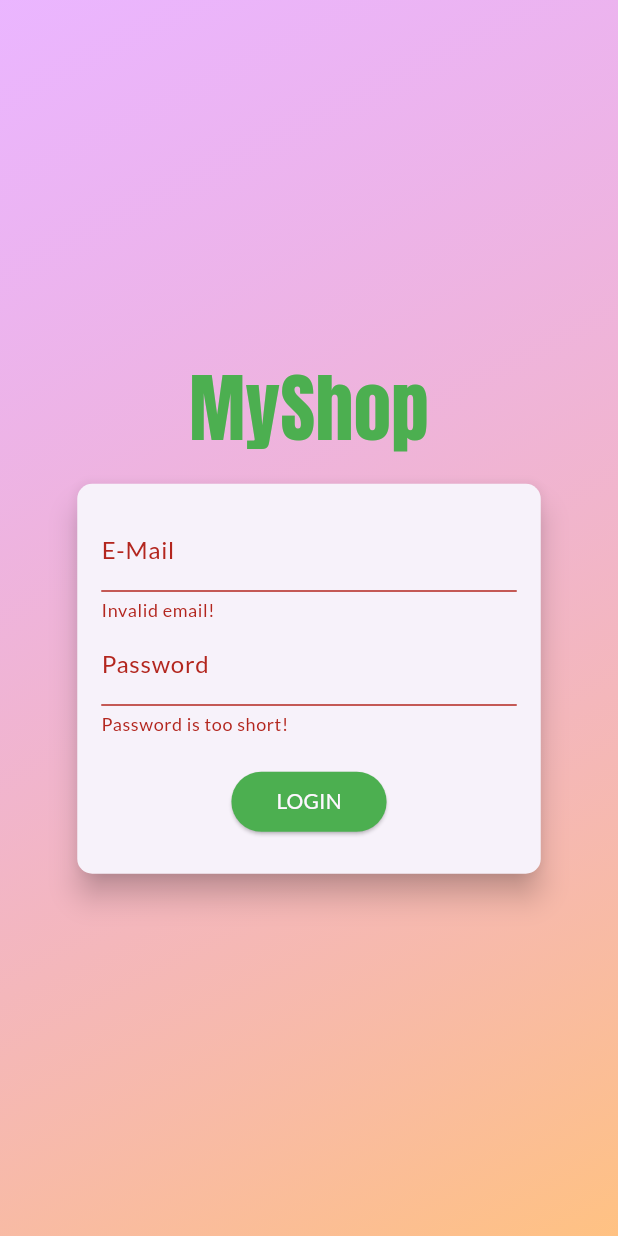
After one commit to Mahesh-Chaulagain/Shop-app, a Flutter app: the screen it shows after launch, after a tap on "LOGIN", on a phone screen of 412 x 824 dp. The commit adds this screen. Run offline on Flutter 3.47's test engine with Material 3 defaults, Android fonts, the phone set to English and light mode, and no system bars; our stand-ins replace shared_preferences; network calls fail.

Commit message:
add user authentication

```diff
--- a/lib/main.dart
+++ b/lib/main.dart
@@ -1,15 +1,18 @@
 import "package:flutter/material.dart";
 import "package:provider/provider.dart";
+import "../screens/splash-screen.dart";
 import "./screens/edit_product_screen.dart";
 
 import "./screens/product_detail_screen.dart";
 import "./screens/products_overview_screen.dart";
 import "./screens/cart_screen.dart";
 import "./screens/orders_screen.dart";
+import "./screens/auth_screen.dart";
 import "./providers/products.dart";
 import "./providers/cart.dart";
 import "./providers/orders.dart";
 import "./screens/user_products_screen.dart";
+import './providers/auth.dart';
 
 void main() {
   runApp(const MyApp());
@@ -22,20 +25,42 @@ class MyApp extends StatelessWidget {
   Widget build(BuildContext context) {
     return MultiProvider(
       providers: [
-        ChangeNotifierProvider(
-          create: (ctx) => Products(),
+        ChangeNotifierProvider(create: (ctx) => Auth()),
+        ChangeNotifierProxyProvider<Auth, Products>(
+          create: (ctx) => Products('', '', []),
+          update: (ctx, auth, previousProducts) => Products(
+              auth.token ?? '',
+              auth.userId ?? '',
+              previousProducts == null ? [] : previousProducts.items),
         ),
         ChangeNotifierProvider(create: (ctx) => Cart()),
-        ChangeNotifierProvider(create: (ctx) => Orders()),
+        ChangeNotifierProxyProvider<Auth, Orders>(
+          create: (ctx) => Orders('', '', []),
+          update: (ctx, auth, previousOrders) => Orders(
+            auth.token ?? '',
+            auth.userId ?? '',
+            previousOrders == null ? [] : previousOrders.orders,
+          ),
+        ),
       ],
-      child: MaterialApp(
+      child: Consumer<Auth>(
+        builder: (ctx, auth, _) => MaterialApp(
           title: 'MyShop',
           theme: ThemeData(
             primaryColor: Colors.green,
             primarySwatch: Colors.orange,
             fontFamily: 'Lato',
           ),
-        home: const ProductsOverviewScreen(),
+          home: auth.isAuth
+              ? const ProductsOverviewScreen()
+              : FutureBuilder(
+                  future: auth.tryAutoLogin(),
+                  builder: (ctx, authResultSnapshot) =>
+                      authResultSnapshot.connectionState ==
+                              ConnectionState.waiting
+                          ? SplashScreen()
+                          : const AuthScreen(),
+                ),
           routes: {
             ProductDetailScreen.routeName: (ctx) => const ProductDetailScreen(),
             CartScreen.routeName: (ctx) => const CartScreen(),
@@ -44,6 +69,7 @@ class MyApp extends StatelessWidget {
             EditProductScreen.routeName: (ctx) => const EditProductScreen(),
           },
         ),
+      ),
     );
   }
 }
--- /dev/null
+++ b/lib/providers/auth.dart
@@ -0,0 +1,124 @@
+import 'package:flutter/material.dart';
+import "package:http/http.dart" as http;
+import "dart:convert";
+import "dart:async";
+import '../models/http_exception.dart';
+import 'package:shared_preferences/shared_preferences.dart';
+
+class Auth with ChangeNotifier {
+  String? _token;
+  DateTime? _expiryDate;
+  String? _userId;
+  Timer? _authTimer;
+
+  bool get isAuth {
+    return token != null;
+  }
+
+  String? get token {
+    if (_expiryDate != null &&
+        _expiryDate!.isAfter(DateTime.now()) &&
+        _token != null) {
+      return _token;
+    }
+    return null;
+  }
+
+  String? get userId {
+    return _userId;
+  }
+
+  Future<void> _authenticate(String email, String password, urlSegment) async {
+    final url = Uri.https(
+      'identitytoolkit.googleapis.com',
+      '/v1/accounts:$urlSegment',
+      {'key': 'AIzaSyDh8AnsRFj0CDAc3ZI50xCdu-UNqtGygS4'},
+    );
+    try {
+      final response = await http.post(url,
+          body: json.encode({
+            'email': email,
+            'password': password,
+            'returnSecureToken': true,
+          }));
+      final responseData = json.decode(response.body);
+      if (responseData['error'] != null) {
+        throw HttpException(responseData['error']['message']);
+      }
+      _token = responseData['idToken'];
+      _userId = responseData['localId'];
+      _expiryDate = DateTime.now().add(
+        Duration(
+          seconds: int.parse(responseData['expiresIn']),
+        ),
+      );
+      _autoLogout();
+      notifyListeners();
+      final prefs = await SharedPreferences.getInstance();
+      // convert data to string
+      final userData = json.encode({
+        'token': _token,
+        'userId': _userId,
+        'expiryDate': _expiryDate?.toIso8601String(),
+      });
+      // write data
+      prefs.setString('userData', userData);
+    } catch (error) {
+      rethrow;
+    }
+  }
+
+  Future<void> signup(String email, String password) async {
+    return _authenticate(email, password, 'signUp');
+  }
+
+  Future<void> login(String email, String password) async {
+    return _authenticate(email, password, 'signInWithPassword');
+  }
+
+  Future<bool> tryAutoLogin() async {
+    final prefs = await SharedPreferences.getInstance();
+    if (!prefs.containsKey('userData')) {
+      return false;
+    }
+    final userDataString = prefs.getString("userData");
+    if (userDataString == null) {
+      return false;
+    }
+    final extractedUserData =
+        json.decode(prefs.getString(userDataString)!) as Map<String, dynamic>;
+    final expiryDate = DateTime.parse(extractedUserData['expiryDate']);
+
+    if (expiryDate.isBefore(DateTime.now())) {
+      return false;
+    }
+    _token = extractedUserData['token'];
+    _userId = extractedUserData['userId'];
+    _expiryDate = expiryDate;
+    notifyListeners();
+    _autoLogout();
+    return true;
+  }
+
+  Future<void> logout() async {
+    _token = null;
+    _userId = null;
+    _expiryDate = null;
+    if (_authTimer != null) {
+      _authTimer?.cancel();
+      _authTimer = null;
+    }
+    notifyListeners();
+    final prefs = await SharedPreferences.getInstance();
+    // prefs.remove('userData');
+    prefs.clear();
+  }
+
+  void _autoLogout() {
+    if (_authTimer != null) {
+      _authTimer?.cancel();
+    }
+    final timeToExpiry = _expiryDate!.difference(DateTime.now()).inSeconds;
+    Timer(Duration(seconds: timeToExpiry), logout);
+  }
+}
--- a/lib/providers/orders.dart
+++ b/lib/providers/orders.dart
@@ -19,6 +19,10 @@ class OrderItem {
 
 class Orders with ChangeNotifier {
   List<OrderItem> _orders = [];
+  final String authToken;
+  final String userId;
+
+  Orders(this.authToken, this.userId, this._orders);
 
   List<OrderItem> get orders {
     return [..._orders];
@@ -26,8 +30,10 @@ class Orders with ChangeNotifier {
 
   Future<void> fetchAndSetOrders() async {
     final url = Uri.parse(
-        'https://shop-app-28a36-default-rtdb.firebaseio.com/orders.json');
+        'https://shop-app-28a36-default-rtdb.firebaseio.com/orders/$userId.json?auth=$authToken');
     final response = await http.get(url);
+    print('Response status: ${response.statusCode}');
+    print('Response body: ${response.body}');
     final List<OrderItem> loadedOrders = [];
     final extractedData = json.decode(response.body) as Map<String, dynamic>;
     if (extractedData.isEmpty) {
@@ -51,8 +57,8 @@ class Orders with ChangeNotifier {
   }
 
   Future<void> addOrder(List<CartItem> cartProducts, double total) async {
-    var url =
-        Uri.https('shop-app-28a36-default-rtdb.firebaseio.com', '/orders.json');
+    var url = Uri.https('shop-app-28a36-default-rtdb.firebaseio.com',
+        '/orders/$userId.json', {'auth': authToken});
     final timestamp = DateTime.now();
     final response = await http.post(url,
         body: json.encode({
--- /dev/null
+++ b/lib/screens/auth_screen.dart
@@ -0,0 +1,277 @@
+import 'package:flutter/material.dart';
+import 'package:provider/provider.dart';
+import '../providers/auth.dart';
+import '../models/http_exception.dart';
+
+enum AuthMode { Signup, Login }
+
+class AuthScreen extends StatelessWidget {
+  static const routeName = '/auth';
+
+  const AuthScreen({super.key});
+
+  @override
+  Widget build(BuildContext context) {
+    final deviceSize = MediaQuery.of(context).size;
+    return Scaffold(
+      // resizeToAvoidBottomInset: false,
+      body: Stack(
+        children: <Widget>[
+          Container(
+            decoration: BoxDecoration(
+              gradient: LinearGradient(
+                colors: [
+                  const Color.fromRGBO(215, 117, 255, 1).withOpacity(0.5),
+                  const Color.fromRGBO(255, 188, 117, 1).withOpacity(0.9),
+                ],
+                begin: Alignment.topLeft,
+                end: Alignment.bottomRight,
+                stops: const [0, 1],
+              ),
+            ),
+          ),
+          SingleChildScrollView(
+            child: SizedBox(
+              height: deviceSize.height,
+              width: deviceSize.width,
+              child: Column(
+                mainAxisAlignment: MainAxisAlignment.center,
+                crossAxisAlignment: CrossAxisAlignment.center,
+                children: <Widget>[
+                  const Flexible(
+                    // child: Container(
+                    //   margin: const EdgeInsets.only(bottom: 20.0),
+                    //   padding: const EdgeInsets.symmetric(
+                    //       vertical: 8.0, horizontal: 94.0),
+                    //   transform: Matrix4.rotationZ(-8 * pi / 180)
+                    //     ..translate(-10.0),
+                    //   decoration: BoxDecoration(
+                    //     borderRadius: BorderRadius.circular(20),
+                    //     color: Colors.deepOrange.shade900,
+                    //     boxShadow: const [
+                    //       BoxShadow(
+                    //         blurRadius: 8,
+                    //         color: Colors.black26,
+                    //         offset: Offset(0, 2),
+                    //       )
+                    //     ],
+                    //   ),
+                    child: Text(
+                      'MyShop',
+                      style: TextStyle(
+                        color: Colors.green,
+                        fontSize: 50,
+                        fontFamily: 'Anton',
+                        fontWeight: FontWeight.normal,
+                      ),
+                    ),
+                  ),
+                  const SizedBox(
+                    height: 10,
+                  ),
+                  Flexible(
+                    flex: deviceSize.width > 600 ? 2 : 1,
+                    child: const AuthCard(),
+                  ),
+                ],
+              ),
+            ),
+          ),
+        ],
+      ),
+    );
+  }
+}
+
+class AuthCard extends StatefulWidget {
+  const AuthCard({
+    super.key,
+  });
+
+  @override
+  _AuthCardState createState() => _AuthCardState();
+}
+
+class _AuthCardState extends State<AuthCard> {
+  final GlobalKey<FormState> _formKey = GlobalKey();
+  AuthMode _authMode = AuthMode.Login;
+  final Map<String, String> _authData = {
+    'email': '',
+    'password': '',
+  };
+  var _isLoading = false;
+  final _passwordController = TextEditingController();
+
+  void _showErrorDialog(String message) {
+    showDialog(
+        context: context,
+        builder: (ctx) => AlertDialog(
+              title: const Text('An error occured'),
+              content: Text(message),
+              actions: <Widget>[
+                TextButton(
+                    onPressed: () {
+                      Navigator.of(ctx).pop();
+                    },
+                    child: const Text('Okay'))
+              ],
+            ));
+  }
+
+  Future<void> _submit() async {
+    if (!_formKey.currentState!.validate()) {
+      // Invalid!
+      return;
+    }
+    _formKey.currentState!.save();
+    setState(() {
+      _isLoading = true;
+    });
+    try {
+      if (_authMode == AuthMode.Login) {
+        // Log user in
+        await Provider.of<Auth>(context, listen: false)
+            .login(_authData['email']!, _authData['password']!);
+      } else {
+        // Sign user up
+        await Provider.of<Auth>(context, listen: false).signup(
+          _authData['email']!,
+          _authData['password']!,
+        );
+      }
+    } on HttpException catch (error) {
+      var errorMessage = 'Authentication failed';
+      if (error.toString().contains('EMAIL_EXISTS')) {
+        errorMessage = 'This email is already in use';
+      } else if (error.toString().contains('INVALID_EMAIL')) {
+        errorMessage = 'This is not a valid email';
+      } else if (error.toString().contains('WEAK_PASSWORD')) {
+        errorMessage = 'This password is too weak';
+      } else if (error.toString().contains('EMAIL_NOT_FOUND')) {
+        errorMessage = 'Could not find a user with that email';
+      } else if (error.toString().contains('INVALID_PASSWORD')) {
+        errorMessage = 'Invalid Password';
+      }
+      _showErrorDialog(errorMessage);
+    } catch (error) {
+      const errorMessage = 'Could not authenticate you.Please try again later';
+      _showErrorDialog(errorMessage);
+    }
+    setState(() {
+      _isLoading = false;
+    });
+  }
+
+  void _switchAuthMode() {
+    if (_authMode == AuthMode.Login) {
+      setState(() {
+        _authMode = AuthMode.Signup;
+      });
+    } else {
+      setState(() {
+        _authMode = AuthMode.Login;
+      });
+    }
+  }
+
+  @override
+  Widget build(BuildContext context) {
+    final deviceSize = MediaQuery.of(context).size;
+    return Card(
+      shape: RoundedRectangleBorder(
+        borderRadius: BorderRadius.circular(10.0),
+      ),
+      elevation: 8.0,
+      child: Container(
+        height: _authMode == AuthMode.Signup ? 320 : 260,
+        constraints:
+            BoxConstraints(minHeight: _authMode == AuthMode.Signup ? 320 : 260),
+        width: deviceSize.width * 0.75,
+        padding: const EdgeInsets.all(16.0),
+        child: Form(
+          key: _formKey,
+          child: SingleChildScrollView(
+            child: Column(
+              children: <Widget>[
+                TextFormField(
+                  decoration: const InputDecoration(labelText: 'E-Mail'),
+                  keyboardType: TextInputType.emailAddress,
+                  validator: (value) {
+                    if (value!.isEmpty || !value.contains('@')) {
+                      return 'Invalid email!';
+                    }
+                    return null;
+                  },
+                  onSaved: (value) {
+                    _authData['email'] = value as String;
+                  },
+                ),
+                TextFormField(
+                  decoration: const InputDecoration(labelText: 'Password'),
+                  obscureText: true,
+                  controller: _passwordController,
+                  validator: (value) {
+                    if (value!.isEmpty || value.length < 5) {
+                      return 'Password is too short!';
+                    }
+                    return null;
+                  },
+                  onSaved: (value) {
+                    _authData['password'] = value as String;
+                  },
+                ),
+                if (_authMode == AuthMode.Signup)
+                  TextFormField(
+                    enabled: _authMode == AuthMode.Signup,
+                    decoration:
+                        const InputDecoration(labelText: 'Confirm Password'),
+                    obscureText: true,
+                    validator: _authMode == AuthMode.Signup
+                        ? (value) {
+                            if (value != _passwordController.text) {
+                              return 'Passwords do not match!';
+                            }
+                            return null;
+                          }
+                        : null,
+                  ),
+                const SizedBox(
+                  height: 20,
+                ),
+                if (_isLoading)
+                  const CircularProgressIndicator()
+                else
+                  ElevatedButton(
+                    onPressed: _submit,
+                    style: ElevatedButton.styleFrom(
+                      shape: RoundedRectangleBorder(
+                        borderRadius: BorderRadius.circular(30),
+                      ),
+                      padding: const EdgeInsets.symmetric(
+                          horizontal: 30.0, vertical: 8.0),
+                      backgroundColor: Theme.of(context).primaryColor,
+                      foregroundColor:
+                          Theme.of(context).primaryTextTheme.labelLarge!.color,
+                    ),
+                    child:
+                        Text(_authMode == AuthMode.Login ? 'LOGIN' : 'SIGN UP'),
+                  ),
+                TextButton(
+                  onPressed: _switchAuthMode,
+                  style: TextButton.styleFrom(
+                    padding: const EdgeInsets.symmetric(
+                        horizontal: 30.0, vertical: 4),
+                    tapTargetSize: MaterialTapTargetSize.shrinkWrap,
+                    foregroundColor: Theme.of(context).primaryColor,
+                  ),
+                  child: Text(
+                      '${_authMode == AuthMode.Login ? 'SIGNUP' : 'LOGIN'} INSTEAD'),
+                ),
+              ],
+            ),
+          ),
+        ),
+      ),
+    );
+  }
+}
--- a/lib/screens/cart_screen.dart
+++ b/lib/screens/cart_screen.dart
@@ -91,7 +91,7 @@ class _OrderButtonState extends State<OrderButton> {
                 widget.cart.clear();
               },
         child: _isLoading
-            ? CircularProgressIndicator()
+            ? const CircularProgressIndicator()
             : const Text(
                 'ORDER NOW',
                 style: TextStyle(fontSize: 10),
--- a/lib/screens/orders_screen.dart
+++ b/lib/screens/orders_screen.dart
@@ -37,12 +37,12 @@ class _OrdersScreenState extends State<OrdersScreen> {
         future: _ordersFuture,
         builder: (ctx, dataSnapshot) {
           if (dataSnapshot.connectionState == ConnectionState.waiting) {
-            return Center(
+            return const Center(
               child: CircularProgressIndicator(),
             );
           } else {
             if (dataSnapshot.error != null) {
-              return Center(child: Text('An error occurred'));
+              return const Center(child: Text('An error occurred'));
             } else {
               // Use Consumer to access the order data
               return Consumer<Orders>(
--- /dev/null
+++ b/lib/screens/splash-screen.dart
@@ -0,0 +1,14 @@
+import 'package:flutter/material.dart';
+
+class SplashScreen extends StatelessWidget {
+  const SplashScreen({super.key});
+
+  @override
+  Widget build(BuildContext context) {
+    return const Scaffold(
+      body: Center(
+        child: Text('Loading...'),
+      ),
+    );
+  }
+}
--- a/lib/widgets/user_product_item.dart
+++ b/lib/widgets/user_product_item.dart
@@ -37,7 +37,7 @@ class UserProductItem extends StatelessWidget {
                       .deleteProduct(id);
                 } catch (error) {
                   scaffold.showSnackBar(
-                    SnackBar(
+                    const SnackBar(
                       content: Text(
                         'Deleting failed',
                         textAlign: TextAlign.center,
--- a/pubspec.yaml
+++ b/pubspec.yaml
@@ -33,6 +33,7 @@ dependencies:
   provider: ^6.1.2
   intl: ^0.19.0
   http: ^1.2.2
+  shared_preferences: ^2.3.2
 
   # The following adds the Cupertino Icons font to your application.
   # Use with the CupertinoIcons class for iOS style icons.
```
Also changed, not shown: lib/providers/product.dart (+4 -6 lines), lib/providers/products.dart (+30 -10 lines), lib/screens/edit_product_screen.dart (+9 -10 lines), lib/screens/user_products_screen.dart (+16 -4 lines), lib/widgets/app_drawer.dart (+12 -0 lines), lib/widgets/product_item.dart (+7 -2 lines), pubspec.lock, 1 other file. Lines whose indentation alone changed are shown as unchanged.
